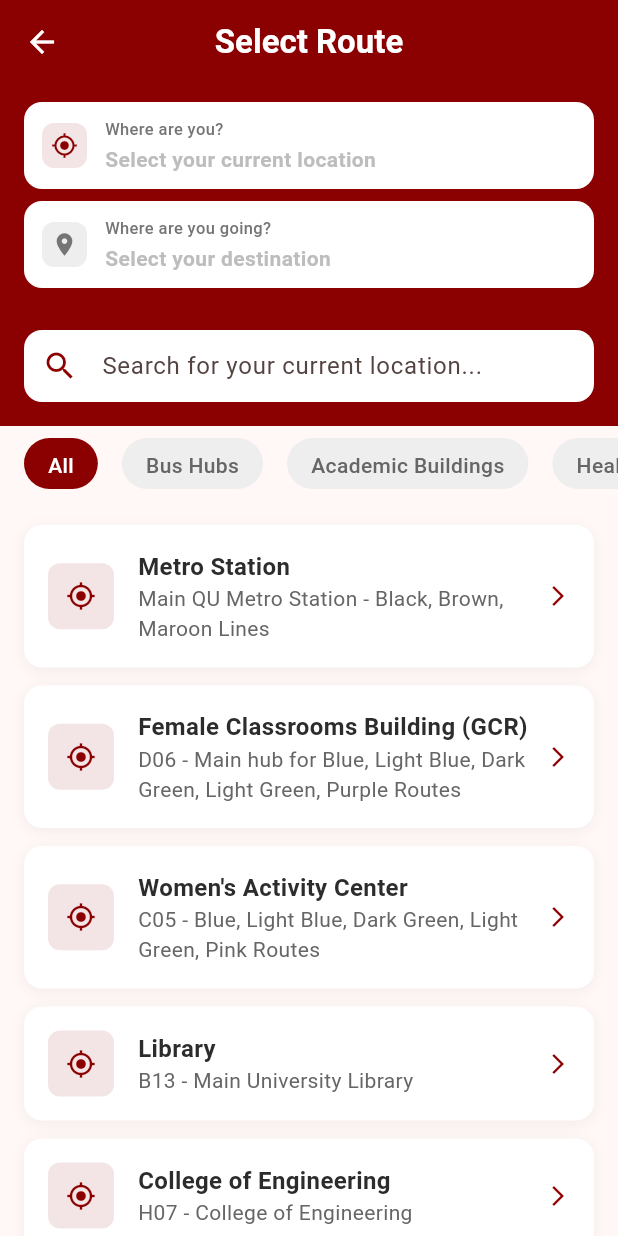
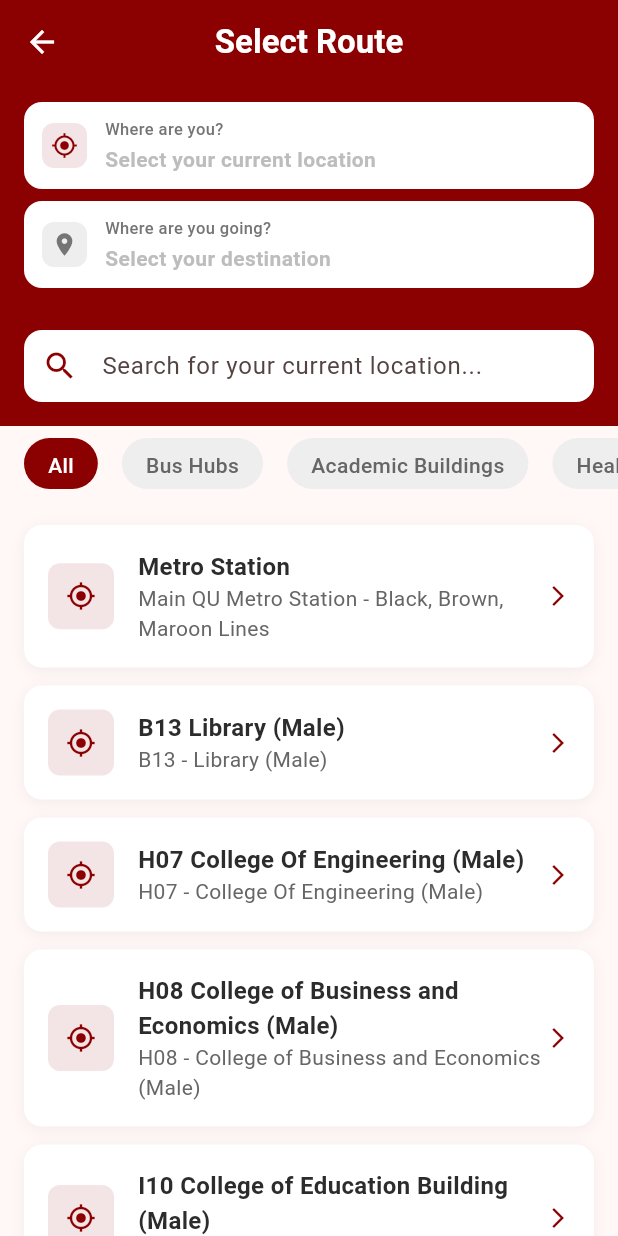
Before and after one commit to nihalashik69/sexy-bus-app-for-qu, a Flutter app: the screen it shows after launch, after a tap on "Male Student", after a tap on "Where do you want to go?", on a phone screen of 412 x 824 dp. Run offline on Flutter 3.47's test engine with Material 3 defaults, Android fonts, the phone set to English and light mode, and no system bars; our stand-ins replace firebase_core, firebase_database, geolocator, google_maps_flutter, permission_handler; accounts and stored records are empty.

```diff
--- a/qu_bus_tracker/lib/bus_service.dart
+++ b/qu_bus_tracker/lib/bus_service.dart
@@ -43,7 +43,7 @@ class BusService extends ChangeNotifier{
 
   Future<void> _createMockStops() async {
     _stops.addAll([
-      // Metro Station (Main Hub) - All genders
+// Metro Station (Main Hub) - All genders
       BusStop(
         id: 'metro',
         name: 'Metro Station',
@@ -66,12 +66,12 @@ class BusService extends ChangeNotifier{
       // Women's Activity Center (C05) - Female Only
       BusStop(
         id: 'womens_activity_center',
-        name: 'C05 Women\'s Activity Center',
-        description: 'C05 - Women\'s Student Activity Center',
+        name: 'C05 Women\'s Activity Building',
+        description: 'C05 - Women\'s Activity Building',
         location: const LatLng(25.372089099584354, 51.488961932841086),
         routes: ['blue_route', 'light_blue_route', 'dark_green_route', 'light_green_route', 'pink_route'],
         gender: 'female',
-),
+      ),
 
       // Ibn Al Baitar Building (I06) - All genders
       BusStop(
@@ -86,8 +86,8 @@ class BusService extends ChangeNotifier{
       // Tamyuz Simulation Center (I08) - All genders
       BusStop(
         id: 'tamyuz_center',
-        name: 'I08 Tamyuz Simulation Center',
-        description: 'I08 - Tamyuz Simulation Center',
+        name: 'I08 Tamayuz Simulation Center',
+        description: 'I08 - Tamayuz Simulation Center',
         location: const LatLng(25.37988015721793, 51.482720527517),
         routes: ['orange_route', 'black_line'],
         gender: null,
@@ -126,8 +126,8 @@ class BusService extends ChangeNotifier{
       // Sports Facilities Department (A07) - All genders
       BusStop(
         id: 'sports_facilities',
-        name: 'A07 Sports and Events Complex',
-        description: 'A07 - Sports and Events Complex',
+        name: 'A07 Sports Facilities and Events Department',
+        description: 'A07 - Sports Facilities and Events Department',
         location: const LatLng(25.377296788397643, 51.49312032574497),
         routes: ['brown_line'],
         gender: null,
@@ -157,8 +157,8 @@ class BusService extends ChangeNotifier{
       // College of Education - Male
       BusStop(
         id: 'education_male',
-        name: 'I10 College of Education (Male)',
-        description: 'I10 - College of Education (Male)',
+        name: 'I10 College of Education Building (Male)',
+        description: 'I10 - College of Education Building (Male)',
         location: const LatLng(25.37658898975716, 51.4828877414271),
         routes: [],
         gender: 'male',
@@ -166,8 +166,8 @@ class BusService extends ChangeNotifier{
       // College of Education - Female
       BusStop(
         id: 'education_female',
-        name: 'I10 College of Education (Female)',
-        description: 'I10 - College of Education (Female)',
+        name: 'I10 College of Education Building (Female)',
+        description: 'I10 - College of Education Building (Female)',
         location: const LatLng(25.37560672476257, 51.48242239454162),
         routes: [],
         gender: 'female',
@@ -177,7 +177,7 @@ class BusService extends ChangeNotifier{
       BusStop(
         id: 'students_affairs_male',
         name: 'I11 Student Affairs Building (Male)',
-        description: 'I11 - Student Affairs (Male)',
+        description: 'I11 - Student Affairs Building (Male)',
         location: const LatLng(25.377979388163364, 51.48388511757748),
         routes: [],
         gender: 'male',
@@ -186,7 +186,7 @@ class BusService extends ChangeNotifier{
       BusStop(
         id: 'students_affairs_female',
         name: 'I11 Student Affairs Building (Female)',
-        description: 'I11 - Student Affairs (Female)',
+        description: 'I11 - Student Affairs Building (Female)',
         location: const LatLng(25.376323831360903, 51.48494350153811),
         routes: [],
         gender: 'female',
@@ -224,8 +224,8 @@ class BusService extends ChangeNotifier{
       // College of Engineering - Male
       BusStop(
         id: 'engineering_male',
-        name: 'H07 College of Engineering (Male)',
-        description: 'H07 - College of Engineering (Male)',
+        name: 'H07 College Of Engineering (Male)',
+        description: 'H07 - College Of Engineering (Male)',
         location: const LatLng(25.380083667560896, 51.48692088481661),
         routes: [],
         gender: 'male',
@@ -233,8 +233,8 @@ class BusService extends ChangeNotifier{
       // College of Engineering - Female
       BusStop(
         id: 'engineering_female',
-        name: 'H07 College of Engineering (Female)',
-        description: 'H07 - College of Engineering (Female)',
+        name: 'H07 College Of Engineering (Female)',
+        description: 'H07 - College Of Engineering (Female)',
         location: const LatLng(25.378934489421194, 51.48663916055145),
         routes: [],
         gender: 'female',
@@ -243,8 +243,8 @@ class BusService extends ChangeNotifier{
       // College Of Medicine - All genders
       BusStop(
         id: 'college_of_medicine',
-        name: 'H12 College of Medicine',
-        description: 'H12 - College of Medicine',
+        name: 'H12 College Of Medicine',
+        description: 'H12 - College Of Medicine',
         location: const LatLng(25.38046481732248, 51.491811717125984),
         routes: [],
         gender: null,
--- a/qu_bus_tracker/lib/destination_selection_screen.dart
+++ b/qu_bus_tracker/lib/destination_selection_screen.dart
@@ -37,29 +37,42 @@ class _DestinationSelectionScreenState extends State<DestinationSelectionScreen>
   static const Map<String, List<Map<String, String>>> _campusLocations = {
     'Bus Hubs': [
       {'name': 'Metro Station', 'description': 'Main QU Metro Station - Black, Brown, Maroon Lines'},
-      {'name': 'Female Classrooms Building (GCR)', 'description': 'D06 - Main hub for Blue, Light Blue, Dark Green, Light Green, Purple Routes'},
-      {'name': 'Women\'s Activity Center', 'description': 'C05 - Blue, Light Blue, Dark Green, Light Green, Pink Routes'},
+      {'name': 'D06 Female Classrooms Building (GCR)', 'description': 'D06 - Main hub for Blue, Light Blue, Dark Green, Light Green, Purple Routes'},
+      {'name': 'C05 Women\'s Activity Building', 'description': 'C05 - Blue, Light Blue, Dark Green, Light Green, Pink Routes'},
     ],
     'Academic Buildings': [
-      {'name': 'Library', 'description': 'B13 - Main University Library'},
-      {'name': 'College of Engineering', 'description': 'H07 - College of Engineering'},
-      {'name': 'College of Business and Economics', 'description': 'H08 - College of Business and Economics'},
-      {'name': 'New College of Education', 'description': 'I10 - College of Education'},
-      {'name': 'College of Law', 'description': 'I09 - College of Law'},
-      {'name': 'Research Complex', 'description': 'H10 - Research Complex'},
+      {'name': 'B13 Library (Male)', 'description': 'B13 - Library (Male)'},
+      {'name': 'B13 Library (Female)', 'description': 'B13 - Library (Female)'},
+      {'name': 'H07 College Of Engineering (Male)', 'description': 'H07 - College Of Engineering (Male)'},
+      {'name': 'H07 College Of Engineering (Female)', 'description': 'H07 - College Of Engineering (Female)'},
+      {'name': 'H08 College of Business and Economics (Male)', 'description': 'H08 - College of Business and Economics (Male)'},
+      {'name': 'H08 College of Business and Economics (Female)', 'description': 'H08 - College of Business and Economics (Female)'},
+      {'name': 'I10 College of Education Building (Male)', 'description': 'I10 - College of Education Building (Male)'},
+      {'name': 'I10 College of Education Building (Female)', 'description': 'I10 - College of Education Building (Female)'},
+      {'name': 'I09 College of Law (Male)', 'description': 'I09 - College of Law (Male)'},
+      {'name': 'I09 College of Law (Female)', 'description': 'I09 - College of Law (Female)'},
+      {'name': 'H10 Research Complex', 'description': 'H10 - Research Complex'},
     ],
     'Health Sciences': [
-      {'name': 'Al Razi Building', 'description': 'H12 - College of Dental Medicine / Medicine'},
-      {'name': 'Ibn Al Baitar Building', 'description': 'I06 - College of Pharmacy / Health Sciences'},
-      {'name': 'Tamyuz Simulation Center', 'description': 'I08 - Tamyuz Simulation Center'},
+      {'name': 'H12 College Of Medicine', 'description': 'H12 - College Of Medicine'},
+      {'name': 'I06 College of Pharmacy (Ibn Al-Baitar)', 'description': 'I06 - College of Pharmacy / Health Sciences'},
+      {'name': 'I08 Tamayuz Simulation Center', 'description': 'I08 - Tamayuz Simulation Center'},
+      {'name': 'I03 College of Nursing', 'description': 'I03 - College of Nursing'},
     ],
     'Administrative & Services': [
-      {'name': 'Student Affairs Building', 'description': 'I11 - Students Affairs'},
-      {'name': 'Information Technology Services', 'description': 'B03 - ITS Building'},
-      {'name': 'Men\'s Foundation Building', 'description': 'A06 - Men\'s Foundation Building'},
+      {'name': 'I11 Student Affairs Building (Male)', 'description': 'I11 - Student Affairs Building (Male)'},
+      {'name': 'I11 Student Affairs Building (Female)', 'description': 'I11 - Student Affairs Building (Female)'},
+      {'name': 'B03 Information Technology Services', 'description': 'B03 - ITS Building'},
+      {'name': 'A06 Men\'s Foundation Building', 'description': 'A06 - Men\'s Foundation Building'},
     ],
     'Sports & Recreation': [
-      {'name': 'Sports and Events Complex', 'description': 'A07 - Sports and Events Complex'},
+      {'name': 'A07 Sports Facilities and Events Department', 'description': 'A07 - Sports Facilities and Events Department'},
+    ],
+    'Women Only': [
+      {'name': 'D05 Women\'s Foundation', 'description': 'D05 - Women\'s Foundation'},
+      {'name': 'D04 Women\'s Food Court', 'description': 'D04 - Women\'s Food Court'},
+      {'name': 'C11 College of Sharia & Islamic Studies (Bldn A)', 'description': 'C11 - College of Sharia & Islamic Studies (Building A)'},
+      {'name': 'C07 College of Sharia & Islamic Studies (Bldn B)', 'description': 'C07 - College of Sharia & Islamic Studies (Building B)'},
     ],
   };
 
--- a/qu_bus_tracker/lib/home_screen.dart
+++ b/qu_bus_tracker/lib/home_screen.dart
@@ -305,9 +305,9 @@ class _HomeScreenState extends State<HomeScreen> {
       );
     }
 
-    // Add campus location markers
+    // Add campus location markers (filtered by gender)
     for (String location in _campusLocations.keys) {
-      if (location != _selectedDestination) {
+      if (location != _selectedDestination && _shouldShowStop(location)) {
         // Determine icon: use cached custom stop icon if available, otherwise use default hue and create the custom icon async
         BitmapDescriptor stopIcon = BitmapDescriptor.defaultMarkerWithHue(MapsConfig.campusMarkerHue);
         if (_stopIcon != null) {
```
